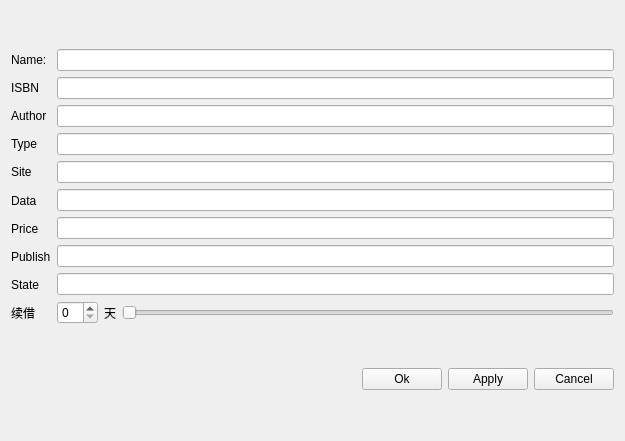
Old version of the form sourcecode/bookdetail.ui in the repository LiuzhouChan/database-Project-with-QT.
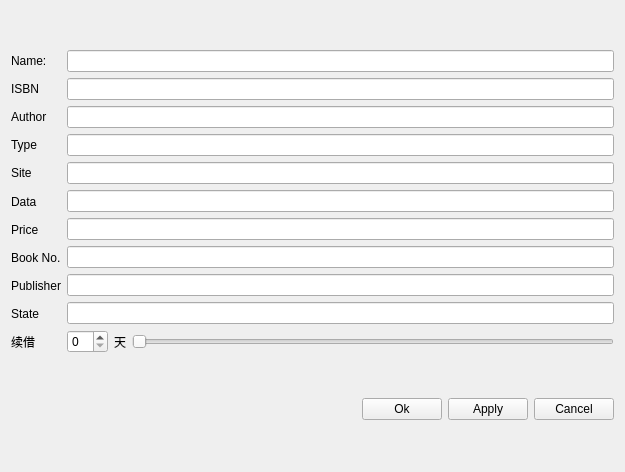
New version of the form.

The edit to the form file:
```diff
--- a/sourcecode/bookdetail.ui
+++ b/sourcecode/bookdetail.ui
@@ -7,7 +7,7 @@
     <x>0</x>
     <y>0</y>
     <width>625</width>
-    <height>441</height>
+    <height>472</height>
    </rect>
   </property>
   <property name="windowTitle">
@@ -67,10 +67,17 @@
          </property>
         </widget>
        </item>
+       <item>
+        <widget class="QLabel" name="label_12">
+         <property name="text">
+          <string>Book No.</string>
+         </property>
+        </widget>
+       </item>
        <item>
         <widget class="QLabel" name="label_4">
          <property name="text">
-          <string>Publish</string>
+          <string>Publisher</string>
          </property>
         </widget>
        </item>
@@ -148,6 +155,13 @@
          </property>
         </widget>
        </item>
+       <item>
+        <widget class="QLineEdit" name="lineEdit_10">
+         <property name="readOnly">
+          <bool>true</bool>
+         </property>
+        </widget>
+       </item>
        <item>
         <widget class="QLineEdit" name="lineEdit_9">
          <property name="readOnly">
```
Left out of the diff: 35 changed lines with no effect on the pictures.
